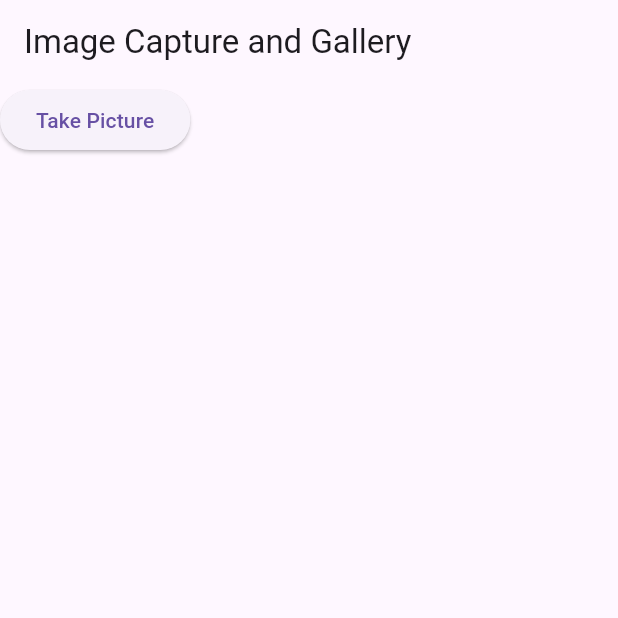
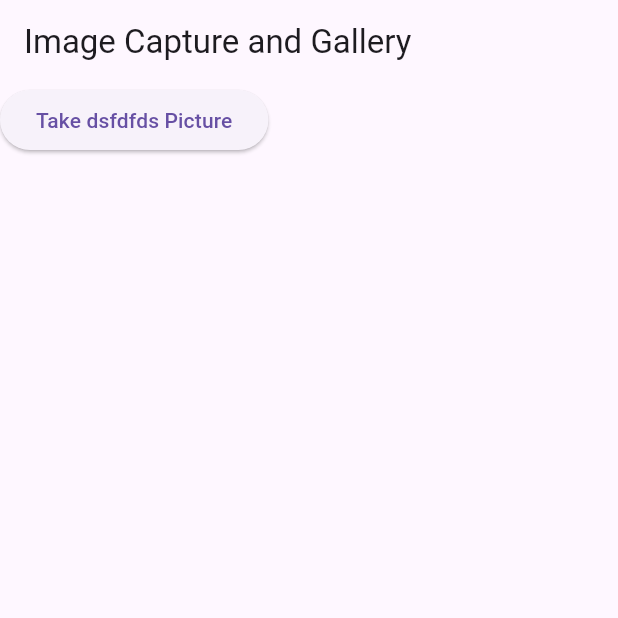
Before and after one commit to siddheshwarshingare/dounloadandstoreimages, a Flutter app: the screen it shows after launch, on a phone screen of 412 x 824 dp, the top half of it. Run offline on Flutter 3.47's test engine with Material 3 defaults, Android fonts, the phone set to English and light mode, and no system bars; our stand-ins replace gallery_saver, image_picker.

Commit message:
button text

```diff
--- a/lib/main.dart
+++ b/lib/main.dart
@@ -72,7 +72,7 @@ class _ImageCaptureScreenState extends State<ImageCaptureScreen> {
         children: [
           ElevatedButton(
             onPressed: _takePicture,
-            child: const Text('Take Picture'),
+            child: const Text('Take dsfdfds Picture'),
           ),
         ],
       ),
```
